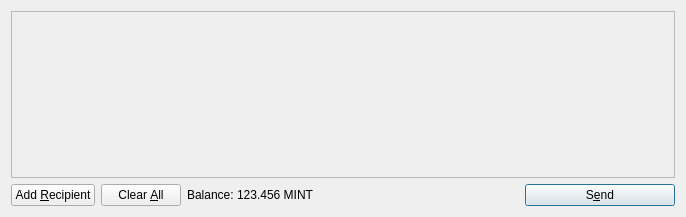
Qt form src/qt/forms/sendcoinsdialog.ui (CleanWaterCoin/cleanwatercoin) before a commit.
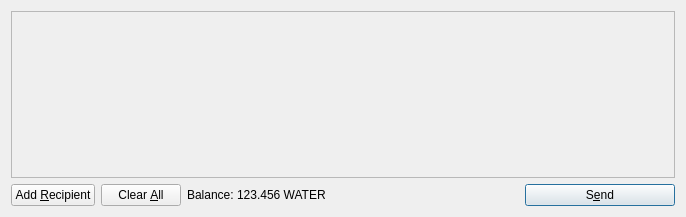
The same form after that commit. Icons and pictures are not drawn.

Patch:
```diff
--- a/src/qt/forms/sendcoinsdialog.ui
+++ b/src/qt/forms/sendcoinsdialog.ui
@@ -119,7 +119,7 @@
           <cursorShape>IBeamCursor</cursorShape>
          </property>
          <property name="text">
-          <string>123.456 MINT</string>
+          <string>123.456 WATER</string>
          </property>
          <property name="textInteractionFlags">
           <set>Qt::LinksAccessibleByMouse|Qt::TextSelectableByKeyboard|Qt::TextSelectableByMouse</set>
```
Left out of the diff: 11 changed lines with no effect on the pictures.
